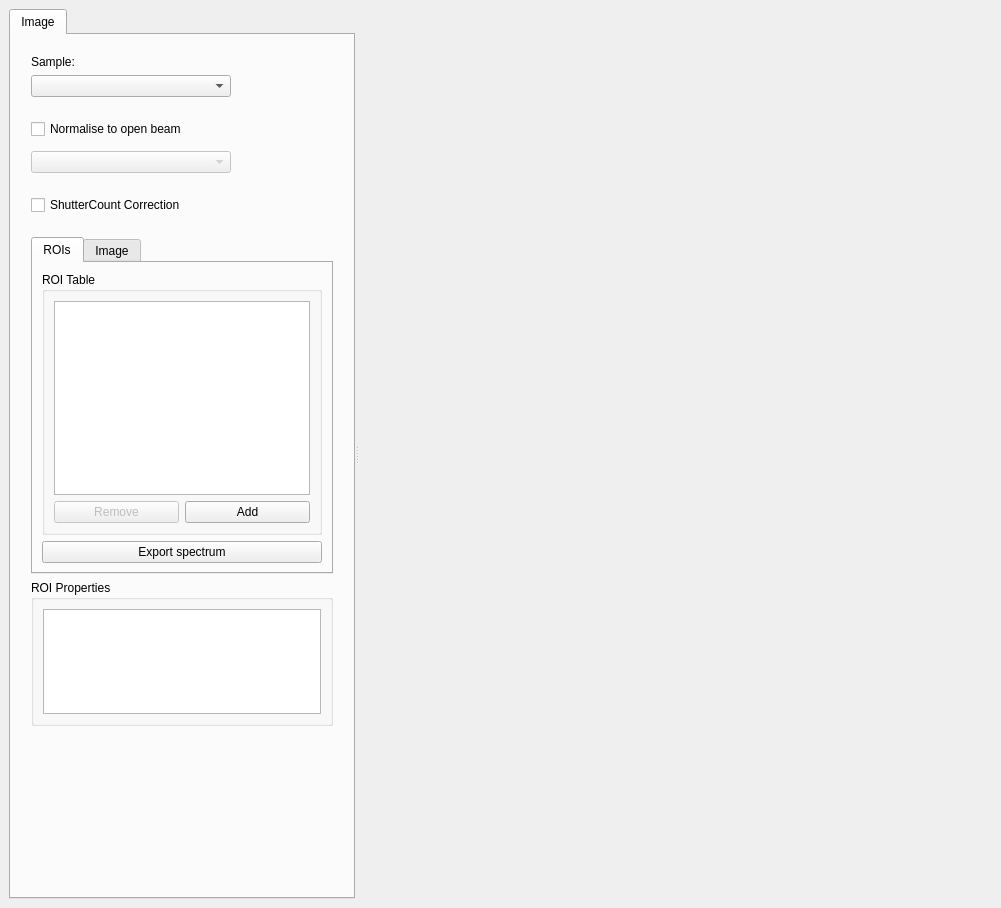
Old version of the form mantidimaging/gui/ui/spectrum_viewer.ui in the repository mantidproject/mantidimaging.
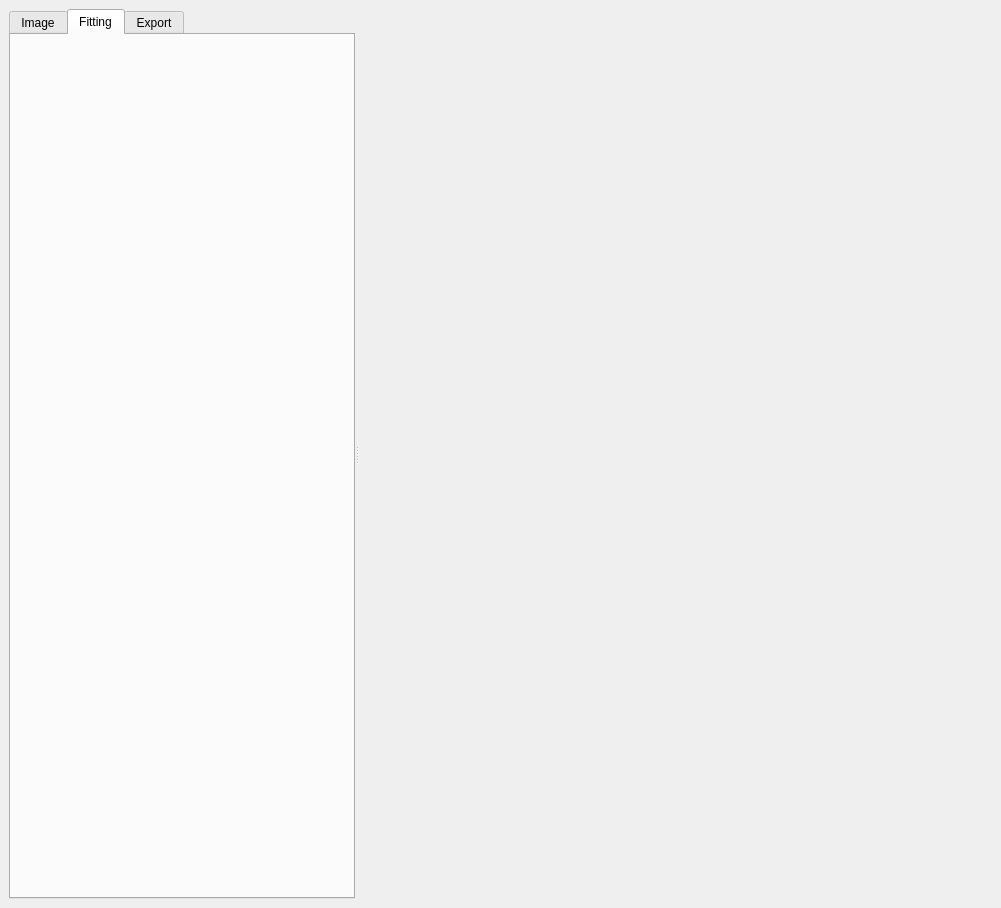
New version of the form. The open tabs and pages were chosen to show the change. Custom widgets are drawn as their Qt base class.

Commit message: Add fitting and export tabs

The edit to the form file:
```diff
--- a/mantidimaging/gui/ui/spectrum_viewer.ui
+++ b/mantidimaging/gui/ui/spectrum_viewer.ui
@@ -461,6 +461,18 @@
          </item>
         </layout>
        </widget>
+       <widget class="QWidget" name="fittingFormLayout">
+        <attribute name="title">
+         <string>Fitting</string>
+        </attribute>
+        <layout class="QVBoxLayout" name="verticalLayout_9"/>
+       </widget>
+       <widget class="QWidget" name="exportFormLayout">
+        <attribute name="title">
+         <string>Export</string>
+        </attribute>
+        <layout class="QVBoxLayout" name="verticalLayout_8"/>
+       </widget>
       </widget>
       <widget class="QWidget" name="rightWidget" native="true">
        <property name="sizePolicy">
```
Left out of the diff: 3 changed lines with no effect on the pictures.
